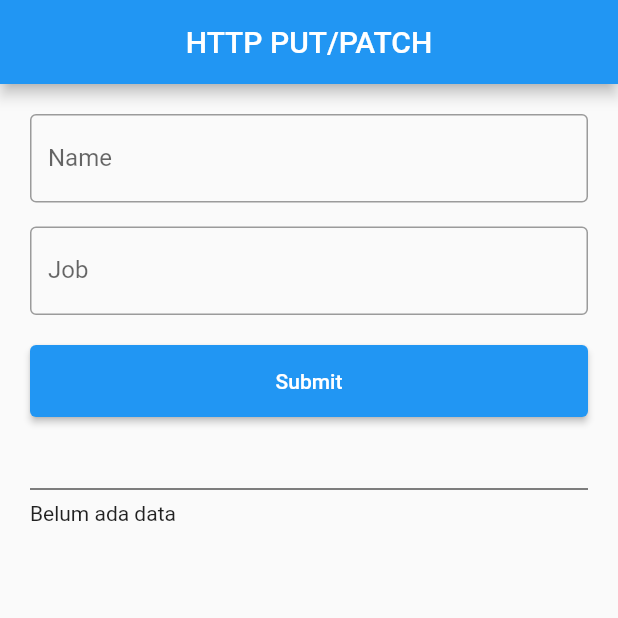
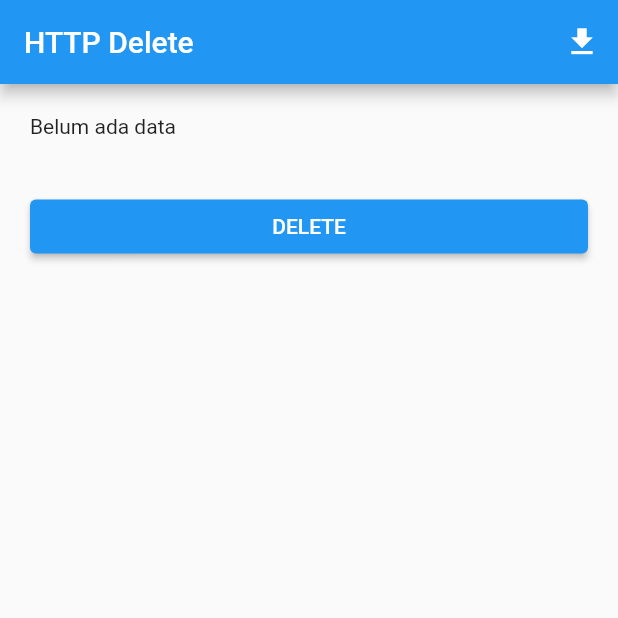
Before and after one commit to emariif/flutter_http_application, a Flutter app: the screen it shows after launch, on a phone screen of 412 x 824 dp, the top half of it. Run offline on Flutter 3.47's test engine with Material 2 defaults, Android fonts, the light colour scheme and no system bars.

Commit message:
http delete

```diff
--- /dev/null
+++ b/lib/home_page_delete.dart
@@ -0,0 +1,58 @@
+import 'dart:convert';
+
+import 'package:flutter/material.dart';
+import 'package:http/http.dart' as myHttp;
+
+class HomePageDelete extends StatefulWidget {
+  const HomePageDelete({Key? key}) : super(key: key);
+
+  @override
+  _HomePageDeleteState createState() => _HomePageDeleteState();
+}
+
+class _HomePageDeleteState extends State<HomePageDelete> {
+  String data = 'Belum ada data';
+
+  @override
+  Widget build(BuildContext context) {
+    return Scaffold(
+      appBar: AppBar(
+        title: const Text('HTTP Delete'),
+        actions: [
+          IconButton(
+            onPressed: () async {
+              var response = await myHttp
+                  .get(Uri.parse('https://reqres.in/api/users/2'));
+              Map<String, dynamic> myBody = json.decode(response.body);
+              setState(() {
+                data =
+                    'Akun : ${myBody['data']['first_name']} ${myBody['data']['last_name']}';
+              });
+            },
+            icon: Icon(Icons.get_app),
+          ),
+        ],
+      ),
+      body: ListView(
+        padding: const EdgeInsets.all(20),
+        children: [
+          Text(data),
+          SizedBox(
+            height: 35,
+          ),
+          ElevatedButton(
+              onPressed: () async {
+                var response = await myHttp
+                    .delete(Uri.parse('https://reqres.in/api/users/2'));
+                if (response.statusCode == 204) {
+                  setState(() {
+                    data = 'Berhasil menghapus data';
+                  });
+                }
+              },
+              child: Text('DELETE'))
+        ],
+      ),
+    );
+  }
+}
--- a/lib/main.dart
+++ b/lib/main.dart
@@ -1,4 +1,5 @@
 import 'package:flutter/material.dart';
+import 'package:flutter_http_application/home_page_delete.dart';
 import 'package:flutter_http_application/home_page_post.dart';
 
 void main() {
@@ -11,7 +12,7 @@ class MyApp extends StatelessWidget {
   @override
   Widget build(BuildContext context) {
     return const MaterialApp(
-      home: HomePagePost(),
+      home: HomePageDelete(),
     );
   }
 }
```
